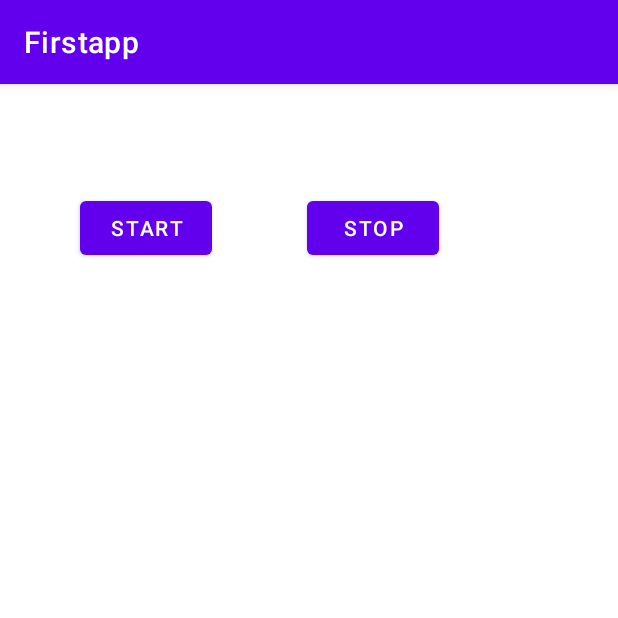
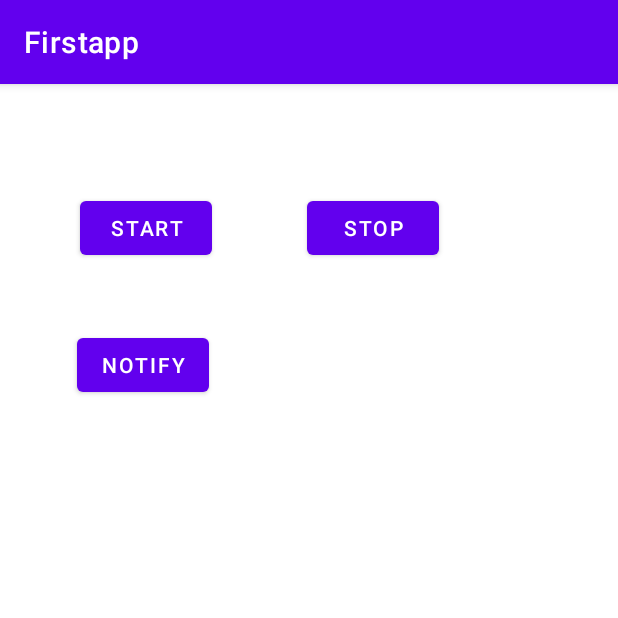
Before and after one commit to abdultanveer/Firstapp, an Android app: the screen it shows after launch (ServiceDemoActivity), on a phone screen of 412 x 824 dp, the top half of it. Run offline under Robolectric (Android 15) with nearby library versions, the phone set to English and light mode, and no system bars.

```diff
--- a/app/src/main/res/layout/activity_service_demo.xml
+++ b/app/src/main/res/layout/activity_service_demo.xml
@@ -19,12 +19,23 @@
 
     <Button
         android:id="@+id/btnStop"
-        android:onClick="serviceHandler"
+        android:layout_width="wrap_content"
 
-        android:layout_width="wrap_content"
         android:layout_height="wrap_content"
         android:layout_marginEnd="119dp"
+        android:onClick="serviceHandler"
         android:text="stop"
         app:layout_constraintBaseline_toBaselineOf="@+id/btnStartServ"
         app:layout_constraintEnd_toEndOf="parent" />
+
+    <Button
+        android:id="@+id/btnNotify"
+        android:layout_width="wrap_content"
+        android:layout_height="wrap_content"
+        android:layout_marginStart="51dp"
+        android:layout_marginTop="43dp"
+        android:onClick="showNotification"
+        android:text="notify"
+        app:layout_constraintStart_toStartOf="parent"
+        app:layout_constraintTop_toBottomOf="@+id/btnStartServ" />
 </androidx.constraintlayout.widget.ConstraintLayout>
--- a/app/src/main/res/values/strings.xml
+++ b/app/src/main/res/values/strings.xml
@@ -3,4 +3,6 @@
     <string name="enter_nm">enter name</string>
     <string name="enter_pwd">enter password</string>
     <string name="instructions">instructions</string>
+    <string name="channel_name">service demo</string>
+    <string name="channel_description">channel description for service demo</string>
 </resources>
```
Also changed, not shown: app/src/main/java/com/abdul/firstapp/ServiceDemoActivity.kt (+44 -0 lines).
